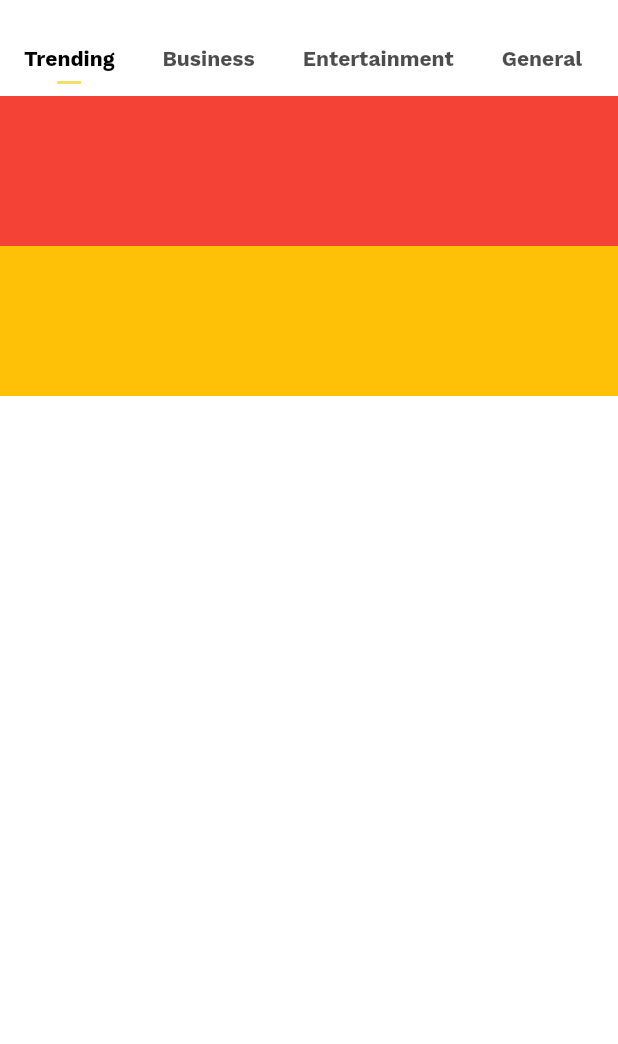
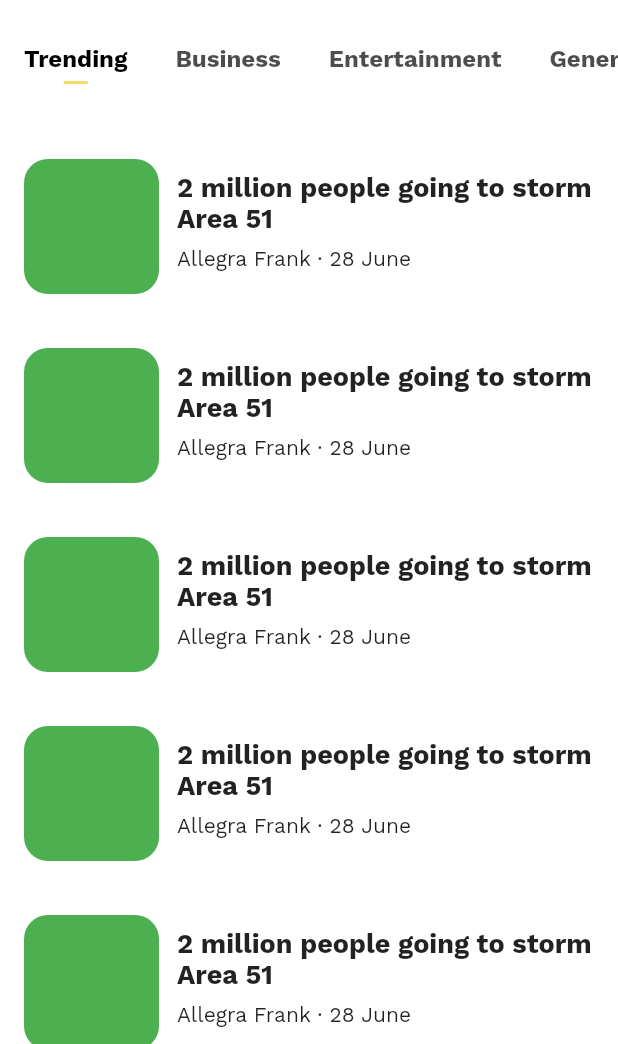
Before and after one commit to Vitor-Bukovitz/daily_news, a Flutter app: the screen it shows after launch, on a phone screen of 412 x 824 dp, the part 192-1236 px from its top. Run offline on Flutter 3.47's test engine with Material 2 defaults, Android fonts, the phone set to English and light mode, and no system bars; our stand-ins replace flutter_riverpod, flutter_svg, hive, hive_flutter; accounts and stored records are empty.

Commit message:
feat: listview cards for home screen

```diff
--- a/lib/core/theme/theme_data.dart
+++ b/lib/core/theme/theme_data.dart
@@ -2,6 +2,12 @@ import 'package:flutter/material.dart';
 
 final lightTheme = ThemeData(
   fontFamily: 'WorkSans',
+  textTheme: const TextTheme(
+    headline6: TextStyle(
+      fontSize: 18,
+      fontWeight: FontWeight.bold,
+    ),
+  ),
   colorScheme: const ColorScheme(
     primary: Colors.white,
     primaryVariant: Colors.white,
@@ -30,15 +36,23 @@ final lightTheme = ThemeData(
     labelColor: Colors.black,
     labelStyle: TextStyle(
       fontWeight: FontWeight.w600,
+      fontSize: 16,
     ),
     unselectedLabelStyle: TextStyle(
       fontWeight: FontWeight.w600,
+      fontSize: 16,
     ),
   ),
 );
 
 final darkTheme = ThemeData(
   fontFamily: 'WorkSans',
+  textTheme: const TextTheme(
+    headline6: TextStyle(
+      fontSize: 18,
+      fontWeight: FontWeight.bold,
+    ),
+  ),
   colorScheme: const ColorScheme(
     primary: Color(0xff1A1A1A),
     primaryVariant: Color(0xff1A1A1A),
@@ -67,9 +81,11 @@ final darkTheme = ThemeData(
     labelColor: Colors.white,
     labelStyle: TextStyle(
       fontWeight: FontWeight.w600,
+      fontSize: 16,
     ),
     unselectedLabelStyle: TextStyle(
       fontWeight: FontWeight.w600,
+      fontSize: 16,
     ),
   ),
 );
--- a/lib/features/home/presentation/views/home_page.dart
+++ b/lib/features/home/presentation/views/home_page.dart
@@ -1,4 +1,5 @@
 import 'package:daily_news/features/home/domain/usecases/get_articles_usecase.dart';
+import 'package:daily_news/features/home/presentation/widgets/home_list_card.dart';
 import 'package:daily_news/features/home/presentation/widgets/home_sliver_appbar.dart';
 import 'package:flutter/material.dart';
 
@@ -15,15 +16,11 @@ class HomePage extends StatelessWidget {
           headerSliverBuilder: (context, innerBoxIsScrolled) {
             return HomeSliverAppbar.withTabBar();
           },
-          body: CustomScrollView(
-            slivers: <Widget>[
-              SliverToBoxAdapter(
-                child: Container(color: Colors.red, height: 100),
-              ),
-              SliverToBoxAdapter(
-                child: Container(color: Colors.amber, height: 100),
-              ),
-            ],
+          body: ListView.builder(
+            padding: const EdgeInsetsDirectional.only(top: 24),
+            itemBuilder: (context, index) {
+              return const HomeListCard();
+            },
           ),
         ),
       ),
--- /dev/null
+++ b/lib/features/home/presentation/widgets/home_list_card.dart
@@ -0,0 +1,55 @@
+import 'package:flutter/material.dart';
+
+class HomeListCard extends StatelessWidget {
+  const HomeListCard({Key? key}) : super(key: key);
+
+  @override
+  Widget build(BuildContext context) {
+    return Container(
+      height: 90,
+      margin: const EdgeInsets.symmetric(
+        horizontal: 16,
+        vertical: 18,
+      ),
+      child: Row(
+        children: [
+          Container(
+            decoration: BoxDecoration(
+              color: Colors.green,
+              borderRadius: BorderRadius.circular(16),
+            ),
+            height: 90,
+            width: 90,
+          ),
+          const SizedBox(
+            width: 12,
+          ),
+          Expanded(
+            child: Padding(
+              padding: const EdgeInsets.symmetric(vertical: 8),
+              child: Column(
+                crossAxisAlignment: CrossAxisAlignment.start,
+                children: [
+                  Text(
+                    '2 million people going to storm Area 51',
+                    maxLines: 2,
+                    style: Theme.of(context).textTheme.headline6,
+                    overflow: TextOverflow.ellipsis,
+                  ),
+                  const SizedBox(
+                    height: 8,
+                  ),
+                  const Text(
+                    'Allegra Frank · 28 June',
+                    maxLines: 1,
+                    overflow: TextOverflow.ellipsis,
+                  ),
+                ],
+              ),
+            ),
+          ),
+        ],
+      ),
+    );
+  }
+}
```
